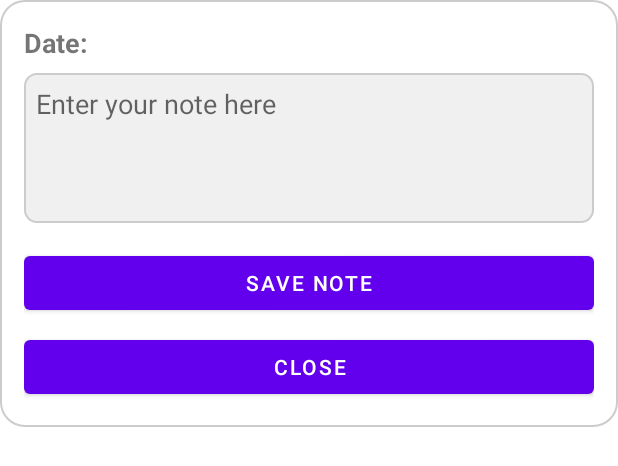
After one commit to Vannaki-khun/Pandouland, an Android app: the layout dialog_note.xml on its own in the app's theme, with its tools: preview values and no code run, on a phone screen of 412 x 824 dp. The commit adds this screen. Shown: the top 466 px of the screen. Run offline under Robolectric (Android 15) with nearby library versions, the phone set to English and light mode, and no system bars.

Commit message:
ajoute d'un calendrier et d'une fonction pour mettre une note

```diff
--- a/app/build.gradle.kts
+++ b/app/build.gradle.kts
@@ -46,4 +46,8 @@ dependencies {
     testImplementation(libs.junit)
     androidTestImplementation(libs.ext.junit)
     androidTestImplementation(libs.espresso.core)
+    implementation ("androidx.constraintlayout:constraintlayout:2.1.4")
+    implementation ("androidx.recyclerview:recyclerview:1.3.1")
+    implementation ("com.prolificinteractive:material-calendarview:2.0.1")
+
 }
--- /dev/null
+++ b/app/src/main/res/drawable/circle_red.xml
@@ -0,0 +1,4 @@
+<?xml version="1.0" encoding="utf-8"?>
+<selector xmlns:android="http://schemas.android.com/apk/res/android">
+
+</selector>
--- /dev/null
+++ b/app/src/main/res/drawable/dialog_background.xml
@@ -0,0 +1,10 @@
+<shape xmlns:android="http://schemas.android.com/apk/res/android">
+    <solid android:color="#FFFFFF" />
+    <corners android:radius="16dp" />
+    <padding
+        android:left="16dp"
+        android:top="16dp"
+        android:right="16dp"
+        android:bottom="16dp" />
+    <stroke android:width="1dp" android:color="#CCCCCC" />
+</shape>
--- /dev/null
+++ b/app/src/main/res/drawable/edittext_background.xml
@@ -0,0 +1,5 @@
+<shape xmlns:android="http://schemas.android.com/apk/res/android">
+    <solid android:color="#F0F0F0" />
+    <corners android:radius="8dp" />
+    <stroke android:width="1dp" android:color="#CCCCCC" />
+</shape>
--- /dev/null
+++ b/app/src/main/res/layout/dialog_note.xml
@@ -0,0 +1,46 @@
+<?xml version="1.0" encoding="utf-8"?>
+<LinearLayout xmlns:android="http://schemas.android.com/apk/res/android"
+    android:layout_width="match_parent"
+    android:layout_height="wrap_content"
+    android:orientation="vertical"
+    android:padding="16dp"
+    android:background="@drawable/dialog_background">
+
+    <!-- TextView to show the selected date -->
+    <TextView
+        android:id="@+id/dateTextView"
+        android:layout_width="wrap_content"
+        android:layout_height="wrap_content"
+        android:text="Date:"
+        android:textSize="18sp"
+        android:textStyle="bold"
+        android:layout_marginBottom="8dp" />
+
+    <!-- EditText for the user to edit or view the note -->
+    <EditText
+        android:id="@+id/noteEditText"
+        android:layout_width="match_parent"
+        android:layout_height="wrap_content"
+        android:hint="Enter your note here"
+        android:inputType="textMultiLine"
+        android:minHeight="100dp"
+        android:gravity="top|start"
+        android:padding="8dp"
+        android:background="@drawable/edittext_background" />
+
+    <!-- Save button -->
+    <Button
+        android:id="@+id/saveButton"
+        android:layout_width="match_parent"
+        android:layout_height="wrap_content"
+        android:text="Save Note"
+        android:layout_marginTop="16dp" />
+
+    <!-- Close button -->
+    <Button
+        android:id="@+id/closeButton"
+        android:layout_width="match_parent"
+        android:layout_height="wrap_content"
+        android:text="Close"
+        android:layout_marginTop="8dp" />
+</LinearLayout>
--- a/app/src/main/res/values/colors.xml
+++ b/app/src/main/res/values/colors.xml
@@ -8,4 +8,6 @@
     <color name="black">#FF000000</color>
     <color name="white">#FFFFFFFF</color>
     <color name="orange_pandou">#EE7746</color>
+    <color name="pink">#FFC0CB</color>
+    <color name="orange">#FFA500</color>
 </resources>
```
Also changed, not shown: app/src/main/AndroidManifest.xml (+12 -1 lines), app/src/main/java/com/example/pandouland/ui/calendar/CalendarActivity.java (added, +75 -0 lines), app/src/main/java/com/example/pandouland/ui/calendar/CalendarFragment.java (added, +35 -0 lines), app/src/main/java/com/example/pandouland/ui/calendar/CalendarViewModel.java (added, +18 -0 lines), app/src/main/res/drawable/circle_background.xml (added, +7 -0 lines), app/src/main/res/layout/activity_calendar.xml (added, +30 -0 lines).
